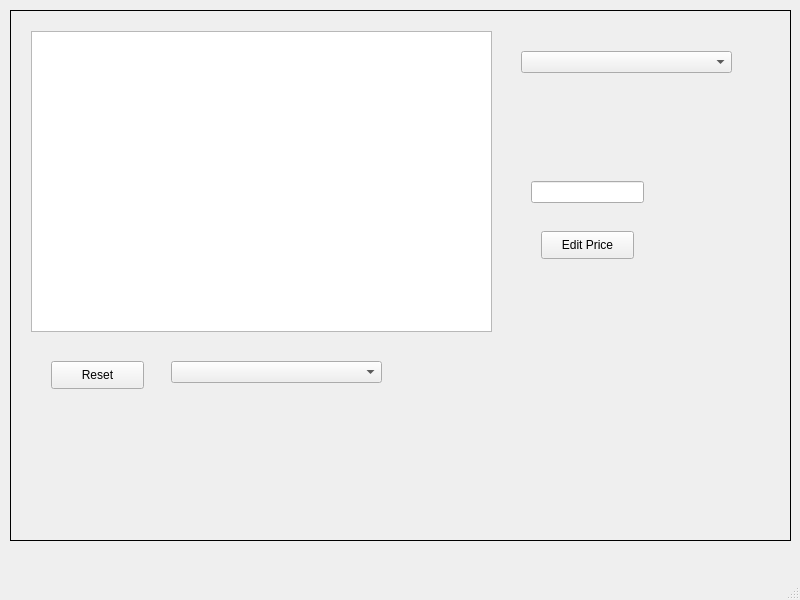
Qt form CS1D_Project_2/mainwindow.ui (hicholasnu/Take-Me-Out-To-The-Ballgame) before a commit.
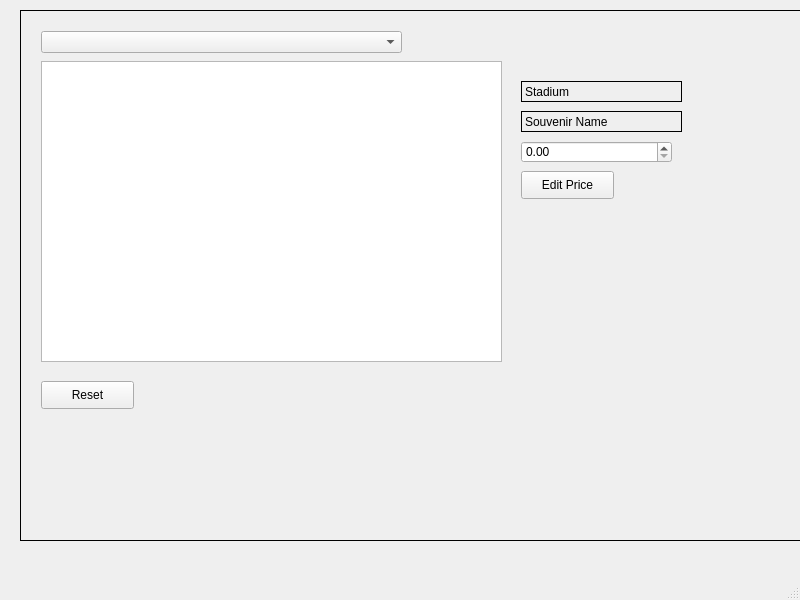
The same form after that commit.

What changed in the file:
```diff
--- a/CS1D_Project_2/mainwindow.ui
+++ b/CS1D_Project_2/mainwindow.ui
@@ -26,7 +26,7 @@
     </property>
     <property name="geometry">
      <rect>
-      <x>10</x>
+      <x>20</x>
       <y>10</y>
       <width>781</width>
       <height>531</height>
@@ -585,7 +585,7 @@
       <property name="geometry">
        <rect>
         <x>20</x>
-        <y>20</y>
+        <y>50</y>
         <width>461</width>
         <height>301</height>
        </rect>
@@ -594,8 +594,8 @@
      <widget class="QPushButton" name="pushButtonResetAllSouvenirs">
       <property name="geometry">
        <rect>
-        <x>40</x>
-        <y>350</y>
+        <x>20</x>
+        <y>370</y>
         <width>93</width>
         <height>28</height>
        </rect>
@@ -607,29 +607,9 @@
      <widget class="QComboBox" name="comboBoxChooseStadium">
       <property name="geometry">
        <rect>
-        <x>160</x>
-        <y>350</y>
-        <width>211</width>
-        <height>22</height>
-       </rect>
-      </property>
-     </widget>
-     <widget class="QComboBox" name="comboBoxChooseSouvenir">
-      <property name="geometry">
-       <rect>
-        <x>510</x>
-        <y>40</y>
-        <width>211</width>
-        <height>22</height>
-       </rect>
-      </property>
-     </widget>
-     <widget class="QLineEdit" name="lineEditPrice">
-      <property name="geometry">
-       <rect>
-        <x>520</x>
-        <y>170</y>
-        <width>113</width>
+        <x>20</x>
+        <y>20</y>
+        <width>361</width>
         <height>22</height>
        </rect>
       </property>
@@ -637,8 +617,8 @@
      <widget class="QPushButton" name="pushButtonEditPrice">
       <property name="geometry">
        <rect>
-        <x>530</x>
-        <y>220</y>
+        <x>500</x>
+        <y>160</y>
         <width>93</width>
         <height>28</height>
        </rect>
@@ -647,6 +627,54 @@
        <string>Edit Price</string>
       </property>
      </widget>
+     <widget class="QDoubleSpinBox" name="doubleSpinBoxEditPrice">
+      <property name="geometry">
+       <rect>
+        <x>500</x>
+        <y>130</y>
+        <width>151</width>
+        <height>22</height>
+       </rect>
+      </property>
+      <property name="maximum">
+       <double>99999.000000000000000</double>
+      </property>
+     </widget>
+     <widget class="QLabel" name="labelShowStadium">
+      <property name="geometry">
+       <rect>
+        <x>500</x>
+        <y>70</y>
+        <width>161</width>
+        <height>21</height>
+       </rect>
+      </property>
+      <property name="frameShape">
+       <enum>QFrame::Box</enum>
+      </property>
+      <property name="text">
+       <string>Stadium</string>
+      </property>
+     </widget>
+     <widget class="QLabel" name="labelShowItem">
+      <property name="geometry">
+       <rect>
+        <x>500</x>
+        <y>100</y>
+        <width>161</width>
+        <height>21</height>
+       </rect>
+      </property>
+      <property name="frameShape">
+       <enum>QFrame::Box</enum>
+      </property>
+      <property name="lineWidth">
+       <number>1</number>
+      </property>
+      <property name="text">
+       <string>Souvenir Name</string>
+      </property>
+     </widget>
     </widget>
    </widget>
   </widget>
```
Left out of the diff: 2 changed lines with no effect on the pictures.
